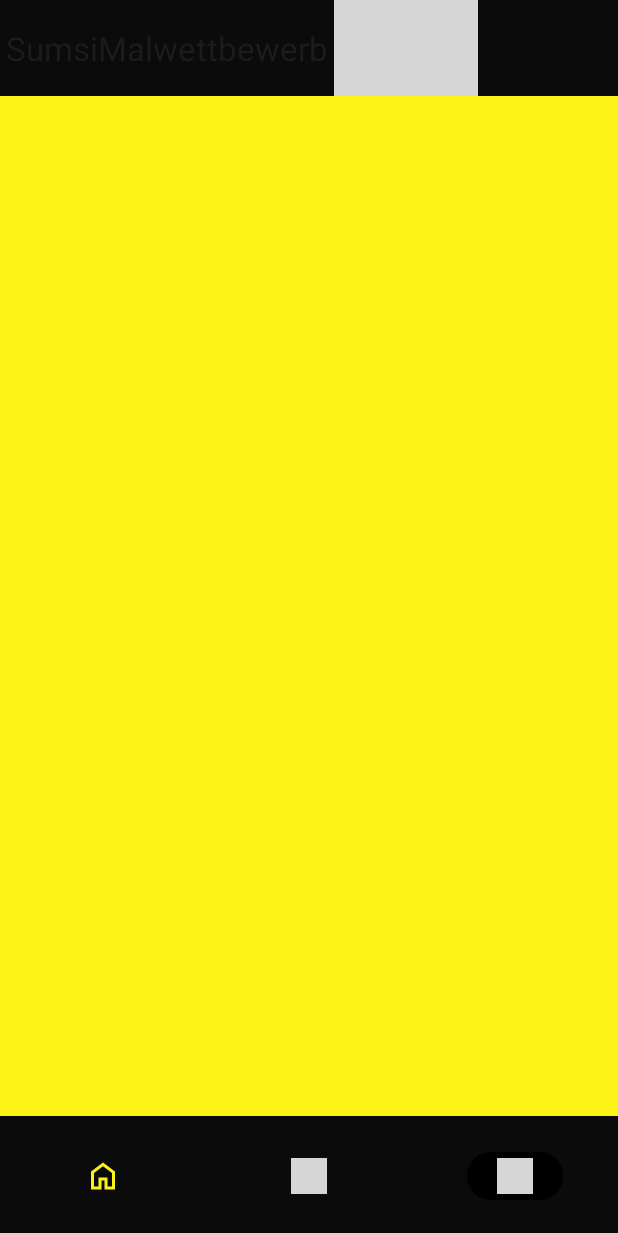
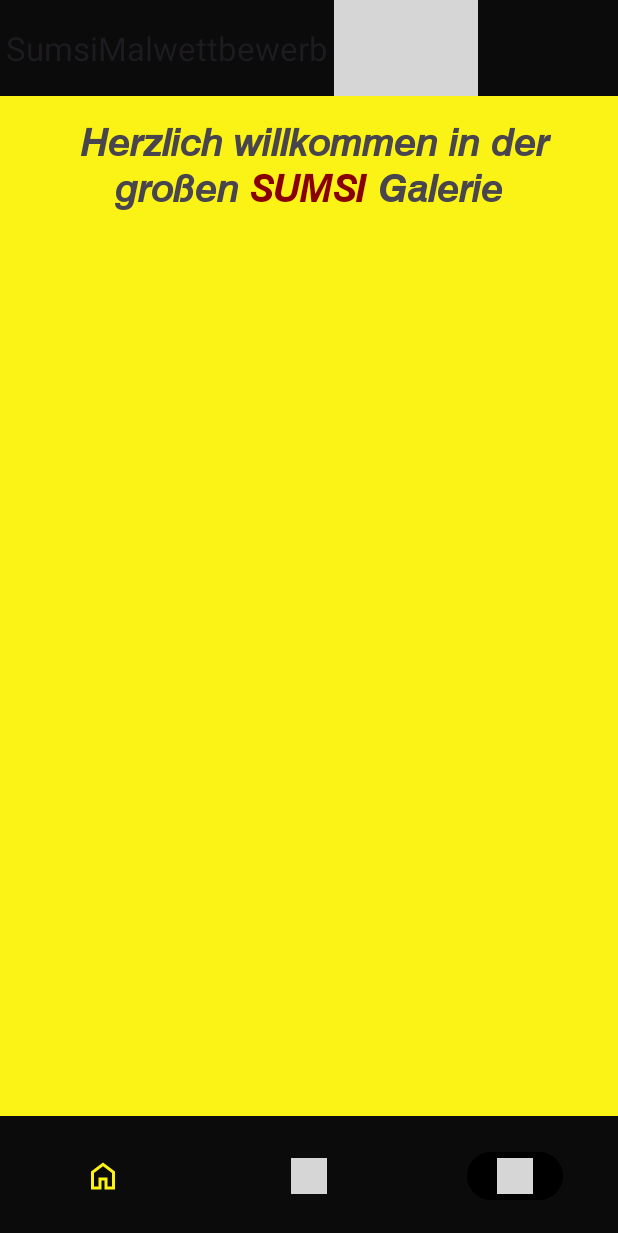
Before and after one commit to mustafa0398/SumsiMalwettbewerb, an Android app: the UploadFragment screen opened through its navigation route, item 3 of the bottom bar chosen, on a phone screen of 412 x 824 dp. Shown: the top 1233 px of the screen. Run offline under Robolectric (Android 15) with nearby library versions, the phone set to English and light mode, and no system bars; our stand-ins replace Picasso, Room's generated code, navigation-ui; pictures from the network do not load; 1 statement that could not run was skipped; grey boxes are pictures that could not be loaded.

Commit message:
design anpassung

```diff
--- a/app/src/main/java/com/example/sumsimalwettbewerb/Photo.kt
+++ b/app/src/main/java/com/example/sumsimalwettbewerb/Photo.kt
@@ -7,4 +7,6 @@ data class Photo(
     val votes: MutableList<Vote>,
     var hasVoted: Boolean,
     val localImagePath: String?,
+    val childName: String,
+    val childAge: String
 )
--- a/app/src/main/res/layout/fragment_photo_main.xml
+++ b/app/src/main/res/layout/fragment_photo_main.xml
@@ -5,17 +5,28 @@
     xmlns:tools="http://schemas.android.com/tools"
     android:layout_width="match_parent"
     android:layout_height="match_parent"
-    tools:context=".MainActivity">
+    tools:context=".MainActivity"
+    android:background="#FBF315">
 
+    <TextView
+        android:id="@+id/tvSumsiGalerie"
+        android:layout_width="match_parent"
+        android:layout_height="wrap_content"
+        android:text="@string/sumsi_gallery"
+        android:fontFamily="@font/swz721ml"
+        android:textSize="25sp"
+        android:padding="15dp"
+        android:gravity="center"
+        android:layout_marginBottom="20dp"/>
 
     <androidx.recyclerview.widget.RecyclerView
         android:id="@+id/recycler_view"
         android:layout_width="match_parent"
         android:layout_height="match_parent"
-        android:background="#FBF315"
         android:clipToPadding="false"
-        android:padding="10dp"
+        android:padding="5dp"
         android:scrollbars="vertical"
+        android:layout_below="@id/tvSumsiGalerie"
         app:layout_constraintBottom_toBottomOf="parent"
         app:layout_constraintLeft_toLeftOf="parent"
         app:layout_constraintRight_toRightOf="parent"
--- a/app/src/main/res/values/strings.xml
+++ b/app/src/main/res/values/strings.xml
@@ -12,10 +12,10 @@
     <string name="home_icon">Home</string>
     <string name="upload_pictures">Upload pictures</string>
     <string name="all_pictures">Photo Library</string>
-    <string name="rated_pictures">Rated pictures</string>
     <string name="welcome_message"><b>Herzlich Willkommen beim grossen <font color ="#880000">SUMSI</font> Malwettbewerb!</b></string>
-    <string name="contest_heading">Sumsi Malwettbewerb.</string>
-    <string name="join_win_heading">Mach mit &amp; gewinne!</string>
+    <string name="contest_heading"><b>Der beste Malwettbewerb aller Zeiten.<br>Und so funktioniert es!</br></b></string>
+    <string name="join_win_heading">Mach mit &amp; gewinne!<br />
+        <b><font color ="#880000">SUMSI</font> freut sich.</b></string>
     <string name="hint_name">Name Erziehungsberechtigte/r</string>
     <string name="hint_email">E-Mail-Adresse zum Verständigen</string>
     <string name="upload">Bild hochladen</string>
@@ -23,23 +23,22 @@
     <string name="information_contest">
         <![CDATA[
             <ul>
-                <li> <b>Zeichnen &amp; malen</b></li>
-                <li> <b>Digitalisieren</b> (Foto oder Scan)</li>
-                <li> <b>Hochladen und einreichen bis 5. November 2021</b></li>
-                <li> Die <b>Ausstellung</b> in der Sumsi-Galerie läuft ab 20. Oktober 2021.</li>
-                <li> Mit Glück einen der <b>10 tollen Preise gewinnen.</b></li>
-                <li> <b>Die Eltern der Gewinner werden per Mail verständigt.</b></li>
-                <li> <b>Der Rechtsweg ist ausgeschlossen.</b></li>
+                <li> Zeichnen &amp; malen</li><br />
+                <li> Digitalisieren (Foto oder Scan)</li><br />
+                <li> Hochladen und einreichen bis <b> 15. Jänner 2024</b></li><br />
+                <li> Die Ausstellung in der Sumsi-Galerie läuft<b> ab 18. Jänner 2024.</b></li><br />
+                <li> Mit Glück einen der <b>10 tollen Preise</b> gewinnen.</li><br />
+                <li> Die Eltern der Gewinner werden per Mail verständigt.</li><br />
+                <li> Der Rechtsweg ist ausgeschlossen.</li><br />
             </ul>
-            <br />
-            <p><b>Ich freue mich auf viele bunte Zeichnungen. Macht mit und schickt mir Eure Träume!</b></p>
-            <br />
-            <p>Eure Raiffeisen Sumsi</p>
+            <p style ="text-align:center;"><b>Ich freue mich auf viele bunte Zeichnungen. Macht mit und schickt mir Eure Träume!</b></p>
+
+            <p style="text-align:center;">Eure Raiffeisen <font color="#880000"><b>SUMSI</b></font></p>
         ]]>
     </string>
-    <string name="custom_css">body { font-family: \'@font/swz721ml\', sans-serif; }</string>
+    <string name="sumsi_gallery"> <p style="text-align:center;"><b>Herzlich willkommen in der großen <font color="#880000"><b>SUMSI</b></font> Galerie</b></p></string>
+    <string name="custom_css">body { font-family: \'@font/swz721le\', sans-serif; }</string>
     <string name="image_name">Image Name</string>
-
     <string name="showPrivacyDetails" translatable="false">
         <![CDATA[
         <strong>Datenschutzhinweise lt. DSGVO</strong><br>
@@ -130,5 +129,6 @@
     <string name="info5" translatable="false"> AGB</string>
     <string name="info6" translatable="false"> Cookie-Präferenzen</string>
     <string name="vote">0</string>
+    <string name="childdetails">Name,Alter</string>
 
 </resources>
```
Also changed, not shown: app/src/main/java/com/example/sumsimalwettbewerb/RecyclerViewPhotoAdapter.kt (+15 -2 lines), app/src/main/java/com/example/sumsimalwettbewerb/fragments/PhotoFragment.kt (+12 -3 lines), app/src/main/java/com/example/sumsimalwettbewerb/fragments/UploadFragment.kt (+15 -0 lines), app/src/main/res/layout/fragment_item_photo.xml (+29 -6 lines), app/src/main/res/layout/upload_images.xml (+6 -2 lines).
